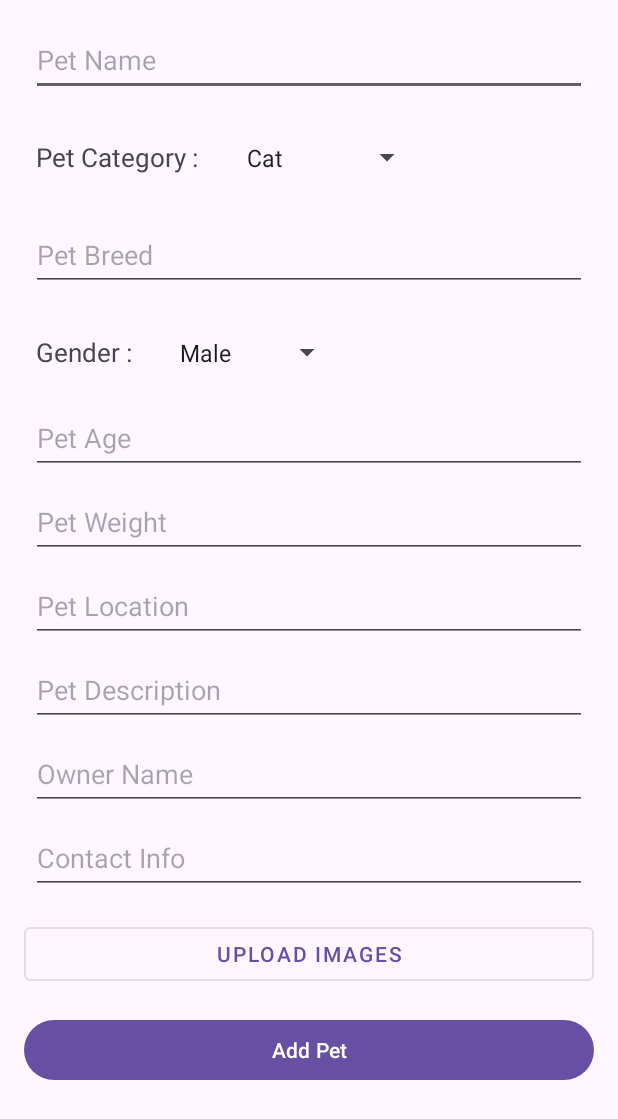
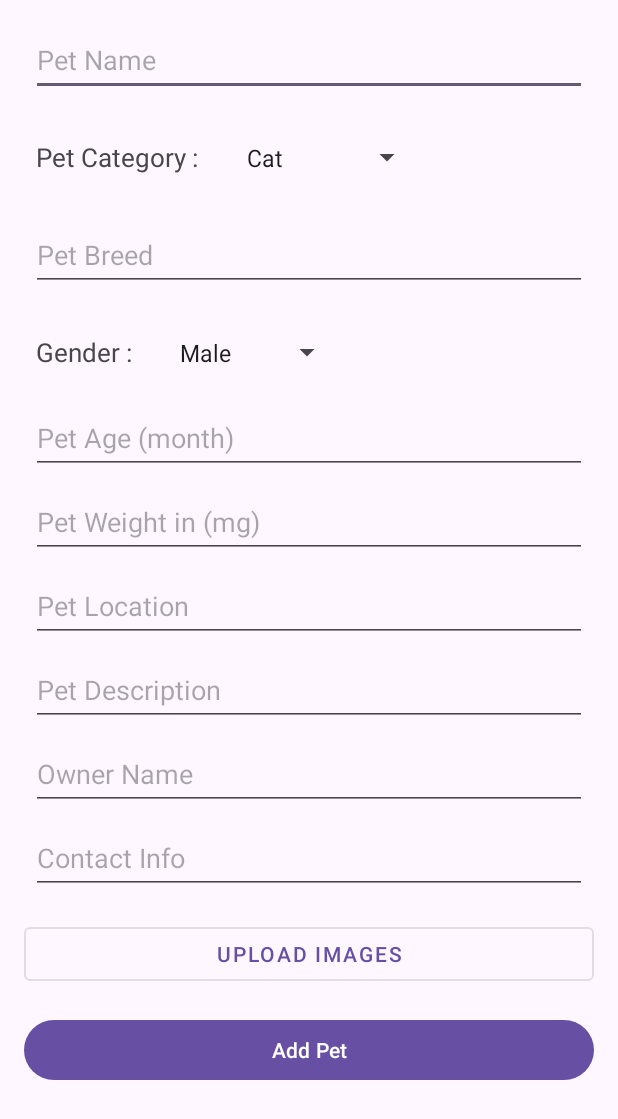
Before and after one commit to mehadishakil/PETOPIA, an Android app: the screen it shows after launch (AddAdoption), on a phone screen of 412 x 824 dp. Shown: the top 1119 px of the screen. Run offline under Robolectric (Android 15) with nearby library versions, the phone set to English and light mode, and no system bars; our stand-ins replace sdp/ssp sizes; pictures from the network do not load; Roboto replaces fonts that are not available here.

Commit message:
Add Pet for Adoption feature complete, also worked on Fetching pet_adoption data from database and displaying to recyclerview

```diff
--- a/app/src/main/java/com/example/petopia/controller/IFragmentAdoptionController.kt
+++ b/app/src/main/java/com/example/petopia/controller/IFragmentAdoptionController.kt
@@ -1,4 +1,5 @@
 package com.example.petopia.controller
 
 interface IFragmentAdoptionController {
+    fun onGetPetAdoption()
 }
--- a/app/src/main/java/com/example/petopia/model/repository/Repository.java
+++ b/app/src/main/java/com/example/petopia/model/repository/Repository.java
@@ -73,5 +73,10 @@ public class Repository {
         call.enqueue(callback);
     }
 
+    public void getAdoptPet(Callback<List<PetAdoption>> callback) {
+        Call<List<PetAdoption>> call = apiService.getAdoptPet();
+        call.enqueue(callback);
+    }
+
 
 }
--- a/app/src/main/java/com/example/petopia/networking/ApiService.java
+++ b/app/src/main/java/com/example/petopia/networking/ApiService.java
@@ -34,6 +34,10 @@ public interface ApiService {
     @GET("get_articles.php")
     Call<List<Article>> getArticles();
 
+    @GET("get_articles.php")
+    Call<List<PetAdoption>> getAdoptPet();
+
+
     @POST("add_your_pet.php")
     Call<ServerResponse> addYourPet(@Body YourPet yourPet);
 
@@ -46,7 +50,7 @@ public interface ApiService {
     @POST("add_article.php")
     Call<ServerResponse> uploadArticle(@Body Article article);
 
-    @POST("add_pet_adoption.php")
+    @POST("add_adoption.php")
     Call<ServerResponse> addAdoption(@Body PetAdoption petAdoption);
 
 }
--- a/app/src/main/java/com/example/petopia/view/AddAdoption.kt
+++ b/app/src/main/java/com/example/petopia/view/AddAdoption.kt
@@ -1,6 +1,7 @@
 package com.example.petopia.view
 
 import android.content.Intent
+import android.content.SharedPreferences
 import android.graphics.Bitmap
 import android.graphics.BitmapFactory
 import android.net.Uri
@@ -53,6 +54,7 @@ class AddAdoption : AppCompatActivity(), AdapterView.OnItemSelectedListener {
     lateinit var owner : String
     lateinit var contact : String
     lateinit var addAdoptionController: AddAdoptionController
+    lateinit var sharedPrefs : SharedPreferences
 
     override fun onCreate(savedInstanceState: Bundle?) {
         super.onCreate(savedInstanceState)
@@ -115,7 +117,9 @@ class AddAdoption : AppCompatActivity(), AdapterView.OnItemSelectedListener {
                 owner = petOwner.text.toString()
                 contact = contactInfo.text.toString()
 
-                // Toast.makeText(this, name+" "+breed+" "+age+" "+weight+" "+location+" "+description+" "+owner+" "+contact+" "+category+" "+gender, Toast.LENGTH_SHORT).show()
+
+                sharedPrefs = getSharedPreferences("MyPrefs", MODE_PRIVATE)
+                owner = sharedPrefs.getString("user_id", petOwner.text.toString()) ?: ""
 
 
                 if(image != null){
--- a/app/src/main/java/com/example/petopia/view/AddYourPet.java
+++ b/app/src/main/java/com/example/petopia/view/AddYourPet.java
@@ -91,8 +91,6 @@ public class AddYourPet extends AppCompatActivity implements AdapterView.OnItemS
                 addYourPetController.onAddYourPet(userID, petName, petType, petAge, petWeight, gender, encodeImage);
             }
         });
-
-
     }
 
 
--- a/app/src/main/java/com/example/petopia/view/Signup.java
+++ b/app/src/main/java/com/example/petopia/view/Signup.java
@@ -72,6 +72,11 @@
     @Override
     public void onSignupSuccess(String message, String otp, String user_id) {
         Toast.makeText(this, message, Toast.LENGTH_LONG).show();
+
+        SharedPreferences.Editor editor = sharedPrefs.edit();
+        editor.putString("user_id", user_id);
+        editor.apply();
+
         Intent intent = new Intent(this, VerifyOtp.class);
         intent.putExtra("OTP", otp);
         intent.putExtra("user_id", user_id);
--- a/app/src/main/res/layout/activity_add_adoption.xml
+++ b/app/src/main/res/layout/activity_add_adoption.xml
@@ -9,7 +9,11 @@
 
     <ScrollView
         android:layout_width="match_parent"
-        android:layout_height="match_parent">
+        android:layout_height="match_parent"
+        app:layout_constraintBottom_toBottomOf="parent"
+        app:layout_constraintEnd_toEndOf="parent"
+        app:layout_constraintStart_toStartOf="parent"
+        app:layout_constraintTop_toTopOf="parent">
 
         <androidx.constraintlayout.widget.ConstraintLayout
             android:layout_width="match_parent"
@@ -31,8 +35,8 @@
                 android:id="@+id/editTextPetName"
                 android:layout_width="0dp"
                 android:layout_height="wrap_content"
+                android:layout_marginLeft="@dimen/_16sdp"
                 android:layout_marginTop="16dp"
-                android:layout_marginLeft="@dimen/_16sdp"
                 android:layout_marginRight="@dimen/_16sdp"
                 android:hint="Pet Name"
                 android:inputType="text"
@@ -66,8 +70,8 @@
                 android:id="@+id/EtPetBreed"
                 android:layout_width="0dp"
                 android:layout_height="wrap_content"
+                android:layout_marginLeft="@dimen/_16sdp"
                 android:layout_marginTop="16dp"
-                android:layout_marginLeft="@dimen/_16sdp"
                 android:layout_marginRight="@dimen/_16sdp"
                 android:hint="Pet Breed"
                 android:inputType="text"
@@ -99,7 +103,6 @@
                 app:layout_constraintTop_toBottomOf="@+id/EtPetBreed" />
 
 
-
             <!--            <EditText-->
             <!--                android:id="@+id/editTextPetGender"-->
             <!--                android:layout_width="0dp"-->
@@ -118,10 +121,10 @@
                 android:id="@+id/editTextPetAge"
                 android:layout_width="0dp"
                 android:layout_height="wrap_content"
+                android:layout_marginLeft="@dimen/_16sdp"
                 android:layout_marginTop="8dp"
-                android:layout_marginLeft="@dimen/_16sdp"
                 android:layout_marginRight="@dimen/_16sdp"
-                android:hint="Pet Age"
+                android:hint="Pet Age (month)"
                 android:inputType="number"
                 android:minHeight="48dp"
                 app:layout_constraintEnd_toEndOf="parent"
@@ -132,10 +135,10 @@
                 android:id="@+id/editTextPetWeight"
                 android:layout_width="0dp"
                 android:layout_height="wrap_content"
+                android:layout_marginLeft="@dimen/_16sdp"
                 android:layout_marginTop="8dp"
-                android:layout_marginLeft="@dimen/_16sdp"
                 android:layout_marginRight="@dimen/_16sdp"
-                android:hint="Pet Weight"
+                android:hint="Pet Weight in (mg)"
                 android:inputType="numberDecimal"
                 android:minHeight="48dp"
                 app:layout_constraintEnd_toEndOf="parent"
@@ -149,8 +152,8 @@
                 android:id="@+id/editTextPetLocation"
                 android:layout_width="0dp"
                 android:layout_height="wrap_content"
+                android:layout_marginLeft="@dimen/_16sdp"
                 android:layout_marginTop="8dp"
-                android:layout_marginLeft="@dimen/_16sdp"
                 android:layout_marginRight="@dimen/_16sdp"
                 android:hint="Pet Location"
                 android:inputType="text"
@@ -163,8 +166,8 @@
                 android:id="@+id/editTextPetDescription"
                 android:layout_width="0dp"
                 android:layout_height="wrap_content"
+                android:layout_marginLeft="@dimen/_16sdp"
                 android:layout_marginTop="8dp"
-                android:layout_marginLeft="@dimen/_16sdp"
                 android:layout_marginRight="@dimen/_16sdp"
                 android:hint="Pet Description"
                 android:inputType="textMultiLine"
@@ -177,8 +180,8 @@
                 android:id="@+id/editTextOwnerName"
                 android:layout_width="0dp"
                 android:layout_height="wrap_content"
+                android:layout_marginLeft="@dimen/_16sdp"
                 android:layout_marginTop="8dp"
-                android:layout_marginLeft="@dimen/_16sdp"
                 android:layout_marginRight="@dimen/_16sdp"
                 android:hint="Owner Name"
                 android:inputType="text"
@@ -191,11 +194,11 @@
                 android:id="@+id/editTextContactInfo"
                 android:layout_width="0dp"
                 android:layout_height="wrap_content"
+                android:layout_marginLeft="@dimen/_16sdp"
                 android:layout_marginTop="8dp"
-                android:layout_marginLeft="@dimen/_16sdp"
                 android:layout_marginRight="@dimen/_16sdp"
                 android:hint="Contact Info"
-                android:inputType="phone"
+                android:inputType="text"
                 android:minHeight="48dp"
                 app:layout_constraintEnd_toEndOf="parent"
                 app:layout_constraintStart_toStartOf="parent"
--- a/app/src/main/res/layout/product_design_layout.xml
+++ b/app/src/main/res/layout/product_design_layout.xml
@@ -24,7 +24,7 @@
 
 
             <ImageView
-                android:id="@+id/categoryImage"
+                android:id="@+id/petAdopImg"
                 android:layout_width="match_parent"
                 android:layout_height="@dimen/_140sdp"
                 android:scaleType="centerCrop"
@@ -46,7 +46,7 @@
                 android:layout_marginStart="@dimen/_5sdp"
                 android:fontFamily="@font/jost_semibold"
                 app:layout_constraintStart_toStartOf="parent"
-                app:layout_constraintTop_toBottomOf="@+id/categoryImage"
+                app:layout_constraintTop_toBottomOf="@+id/petAdopImg"
                 tools:textSize="16sp" />
 
 
--- a/app/src/main/res/layout/service_category_design_layout.xml
+++ b/app/src/main/res/layout/service_category_design_layout.xml
@@ -9,7 +9,7 @@
     android:background="@drawable/service_category_cart_background">
 
     <ImageView
-        android:id="@+id/categoryImage"
+        android:id="@+id/petAdopImg"
         android:layout_height="match_parent"
         android:layout_width="match_parent"
         android:layout_marginBottom="23dp"
```
Also changed, not shown: app/src/main/java/com/example/petopia/adapter/PetAdoptionAdapter.kt (added, +53 -0 lines), app/src/main/java/com/example/petopia/controller/FragmentAdoptionController.kt (+30 -1 lines), app/src/main/java/com/example/petopia/view/FragmentAdoptions.java (+19 -0 lines), app/src/main/java/com/example/petopia/view/IFragmentAdoptions.kt (+6 -1 lines), app/src/main/java/com/example/petopia/view/VerifyOtp.java (+16 -0 lines), app/src/main/res/layout/adopt_pet_card_design_layout.xml (+8 -7 lines). Lines whose indentation alone changed are shown as unchanged.
